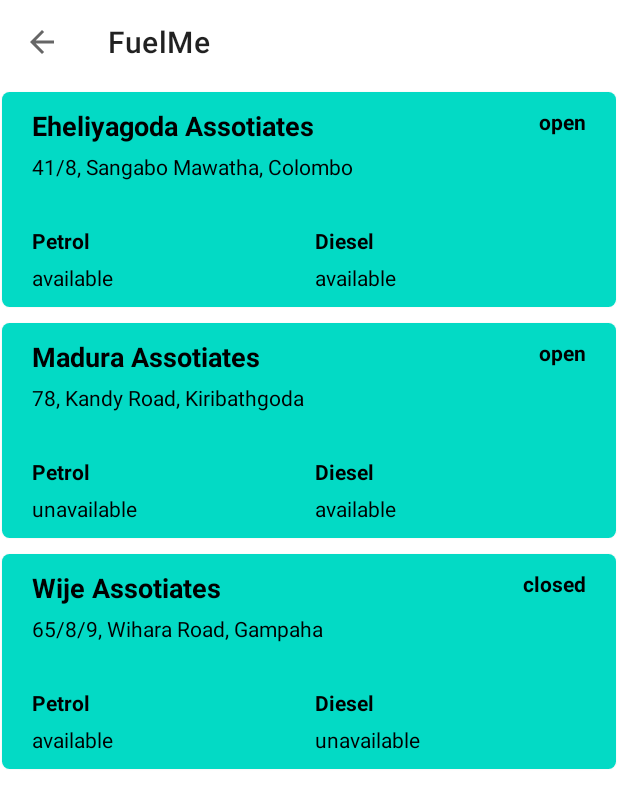
After one commit to paradocx96/FuelMe-App, an Android app: the OwnerStationsActivity screen opened directly, with no data from a screen before it, on a phone screen of 412 x 824 dp. The commit adds this screen. Shown: the top 808 px of the screen. Run offline under Robolectric (Android 15) with nearby library versions, the phone set to English and light mode, and no system bars.

Commit message:
Added viewing all stations owned by a owner

```diff
--- a/app/src/main/java/com/example/fuelme/ui/owner_dashboard_screen/OwnerDashboardActivity.java
+++ b/app/src/main/java/com/example/fuelme/ui/owner_dashboard_screen/OwnerDashboardActivity.java
@@ -45,6 +45,11 @@ public class OwnerDashboardActivity extends AppCompatActivity {
         startActivity(intent);
     }
 
+    public void navigateToViewAllOwnedStations(View view){
+        Intent intent = new Intent(this, OwnerStationsActivity.class);
+        startActivity(intent);
+    }
+
     //method called when toolbar back button is clicked
     @Override
     public boolean onSupportNavigateUp() {
--- /dev/null
+++ b/app/src/main/java/com/example/fuelme/ui/owner_dashboard_screen/OwnerStationsActivity.java
@@ -0,0 +1,77 @@
+package com.example.fuelme.ui.owner_dashboard_screen;
+
+import androidx.appcompat.app.AppCompatActivity;
+import androidx.appcompat.widget.Toolbar;
+import androidx.recyclerview.widget.LinearLayoutManager;
+import androidx.recyclerview.widget.RecyclerView;
+
+import android.os.Bundle;
+
+import com.example.fuelme.R;
+import com.example.fuelme.models.FuelStation;
+import com.example.fuelme.ui.owner_dashboard_screen.adapters.OwnerStationsRecyclerViewAdapter;
+
+import java.util.ArrayList;
+
+public class OwnerStationsActivity extends AppCompatActivity {
+
+    private final String TAG = "demo";
+    ArrayList<FuelStation> fuelStations = new ArrayList<>(); //array list for fuel stations
+
+    @Override
+    protected void onCreate(Bundle savedInstanceState) {
+        super.onCreate(savedInstanceState);
+        setContentView(R.layout.activity_owner_stations);
+
+        //setup the fuel station list
+        setupFuelStations();
+
+        Toolbar toolbar = (Toolbar) findViewById(R.id.owner_stations_toolbar);
+        setSupportActionBar(toolbar);
+        getSupportActionBar().setDisplayHomeAsUpEnabled(true);
+        getSupportActionBar().setDisplayShowHomeEnabled(true);
+
+        //assign recycler view
+        RecyclerView recyclerView = (RecyclerView) findViewById(R.id.recyclerView_ownerStations);
+
+        OwnerStationsRecyclerViewAdapter adapter = new OwnerStationsRecyclerViewAdapter(this, fuelStations);
+        recyclerView.setAdapter(adapter);
+        recyclerView.setLayoutManager(new LinearLayoutManager(this));
+    }
+
+    @Override
+    public boolean onSupportNavigateUp() {
+        onBackPressed();
+        return true;
+    }
+
+    @Override
+    public void onBackPressed() {
+        super.onBackPressed();
+    }
+
+    //method for fetching data and assigning to fuel stations array list
+    public void setupFuelStations(){
+        FuelStation fuelStation1 = new FuelStation("0001","l001" ,"eheliyagoda",
+                "Eheliyagoda Assotiates","41/8, Sangabo Mawatha, Colombo", "01144552",
+                "ehe@gmail.com","ehe.com","open",
+                10, 2, "available", "available",
+                0, 0 );
+
+        FuelStation fuelStation2 = new FuelStation("0002","l089" ,"madura",
+                "Madura Assotiates","78, Kandy Road, Kiribathgoda", "01144552",
+                "madura@gmail.com","madura.com","open",
+                100, 20, "unavailable", "available",
+                0, 0 );
+
+        FuelStation fuelStation3 = new FuelStation("0003","l052" ,"wije",
+                "Wije Assotiates","65/8/9, Wihara Road, Gampaha", "01144552",
+                "wije@gmail.com","wije.com","closed",
+                50, 72, "available", "unavailable",
+                0, 0 );
+
+        fuelStations.add(fuelStation1);
+        fuelStations.add(fuelStation2);
+        fuelStations.add(fuelStation3);
+    }
+}
--- /dev/null
+++ b/app/src/main/java/com/example/fuelme/ui/owner_dashboard_screen/adapters/OwnerStationsRecyclerViewAdapter.java
@@ -0,0 +1,92 @@
+package com.example.fuelme.ui.owner_dashboard_screen.adapters;
+
+import android.content.Context;
+import android.content.Intent;
+import android.util.Log;
+import android.view.LayoutInflater;
+import android.view.View;
+import android.view.ViewGroup;
+import android.widget.TextView;
+
+import androidx.annotation.NonNull;
+import androidx.cardview.widget.CardView;
+import androidx.recyclerview.widget.RecyclerView;
+
+import com.example.fuelme.R;
+import com.example.fuelme.models.FuelStation;
+import com.example.fuelme.ui.mainscreen.StationSingleViewActivity;
+import com.example.fuelme.ui.mainscreen.adapters.AllStationsRecyclerViewAdapter;
+import com.example.fuelme.ui.update_station_screen.UpdateStationActivity;
+
+import java.util.ArrayList;
+
+public class OwnerStationsRecyclerViewAdapter extends RecyclerView.Adapter<OwnerStationsRecyclerViewAdapter.MyViewHolder> {
+
+    Context context;
+    ArrayList<FuelStation> fuelStations = new ArrayList<>();
+    String TAG = "demo";
+
+    public OwnerStationsRecyclerViewAdapter(Context context, ArrayList<FuelStation> fuelStations){
+        this.context = context;
+        this.fuelStations = fuelStations;
+    }
+
+    @NonNull
+    @Override
+    public OwnerStationsRecyclerViewAdapter.MyViewHolder onCreateViewHolder(@NonNull ViewGroup parent, int viewType) {
+        //inflate the layout
+        LayoutInflater inflater  = LayoutInflater.from(context);
+        View view = inflater.inflate(R.layout.owner_stations_recyclerview_row, parent, false);
+
+        return new OwnerStationsRecyclerViewAdapter.MyViewHolder(view);
+    }
+
+    @Override
+    public void onBindViewHolder(@NonNull OwnerStationsRecyclerViewAdapter.MyViewHolder holder, int position) {
+        //get the fuel station for the position
+        FuelStation currentFuelStation = fuelStations.get(position);
+
+        //assigning values to the text views
+        holder.txtViewStationName.setText(fuelStations.get(position).getStationName());
+        holder.txtViewStationAddress.setText(fuelStations.get(position).getStationAddress());
+        holder.txtViewOpenStatus.setText(fuelStations.get(position).getOpenStatus());
+        holder.txtViewPetrolStatus.setText(fuelStations.get(position).getPetrolStatus());
+        holder.txtViewDieselStatus.setText(fuelStations.get(position).getDieselStatus());
+
+        //set onclick listener for card
+        //this navigates to the single view of the fuel station
+        holder.cardView.setOnClickListener(new View.OnClickListener() {
+            @Override
+            public void onClick(View view) {
+                Log.d(TAG, "Card Clicked");
+                Intent intent = new Intent(context, UpdateStationActivity.class);
+                intent.putExtra("selected_fuel_station", currentFuelStation); // put the selected fuel station as an extra into the intent
+                context.startActivity(intent);
+            }
+        });
+    }
+
+    @Override
+    public int getItemCount() {
+        return fuelStations.size();
+    }
+
+    public static class MyViewHolder extends RecyclerView.ViewHolder{
+
+        //the text views in the row
+        TextView txtViewStationName, txtViewStationAddress, txtViewOpenStatus, txtViewPetrolStatus, txtViewDieselStatus;
+        CardView cardView;
+
+        public MyViewHolder(@NonNull View itemView) {
+            super(itemView);
+
+            //assign the views to the layout components
+            txtViewStationName = itemView.findViewById(R.id.txtView_StationName_osrv_row);
+            txtViewStationAddress = itemView.findViewById(R.id.txtView_stationAddress_osrv_row);
+            txtViewOpenStatus = itemView.findViewById(R.id.txtView_stationOpenStatus_osrv_row);
+            txtViewPetrolStatus = itemView.findViewById(R.id.txtView_petrolStatus_osrv_row);
+            txtViewDieselStatus = itemView.findViewById(R.id.txtView_dieselStatus_osrv_row);
+            cardView = itemView.findViewById(R.id.cardView_owner_stations_recycler_view_row);
+        }
+    }
+}
--- a/app/src/main/res/layout/activity_owner_dashboard.xml
+++ b/app/src/main/res/layout/activity_owner_dashboard.xml
@@ -32,6 +32,14 @@
             android:layout_height="wrap_content"
             android:onClick="navigateToUpdateStation"
             android:text="@string/update_station" />
+
+        <Button
+            android:id="@+id/btn_viewAllStations"
+            android:layout_width="match_parent"
+            android:layout_height="wrap_content"
+            android:onClick="navigateToViewAllOwnedStations"
+            android:text="@string/view_all_owned_stations" />
+
     </LinearLayout>
 
 </LinearLayout>
--- /dev/null
+++ b/app/src/main/res/layout/activity_owner_stations.xml
@@ -0,0 +1,36 @@
+<?xml version="1.0" encoding="utf-8"?>
+<androidx.constraintlayout.widget.ConstraintLayout xmlns:android="http://schemas.android.com/apk/res/android"
+    xmlns:app="http://schemas.android.com/apk/res-auto"
+    xmlns:tools="http://schemas.android.com/tools"
+    android:layout_width="match_parent"
+    android:layout_height="match_parent"
+    tools:context=".ui.owner_dashboard_screen.OwnerStationsActivity">
+
+    <androidx.appcompat.widget.Toolbar
+        android:id="@+id/owner_stations_toolbar"
+        android:layout_width="match_parent"
+
+        android:layout_height="wrap_content"
+        app:layout_constraintEnd_toEndOf="parent"
+        app:layout_constraintStart_toStartOf="parent"
+        app:layout_constraintTop_toTopOf="parent" />
+
+    <androidx.constraintlayout.widget.ConstraintLayout
+        android:layout_width="match_parent"
+        android:layout_height="675dp"
+        app:layout_constraintEnd_toEndOf="parent"
+        app:layout_constraintStart_toStartOf="parent"
+        app:layout_constraintTop_toBottomOf="@+id/owner_stations_toolbar">
+
+        <androidx.recyclerview.widget.RecyclerView
+            android:id="@+id/recyclerView_ownerStations"
+            android:layout_width="match_parent"
+            android:layout_height="match_parent"
+            app:layout_constraintBottom_toBottomOf="parent"
+            app:layout_constraintEnd_toEndOf="parent"
+            app:layout_constraintStart_toStartOf="parent"
+            app:layout_constraintTop_toTopOf="parent" />
+    </androidx.constraintlayout.widget.ConstraintLayout>
+
+
+</androidx.constraintlayout.widget.ConstraintLayout>
--- /dev/null
+++ b/app/src/main/res/layout/owner_stations_recyclerview_row.xml
@@ -0,0 +1,107 @@
+<?xml version="1.0" encoding="utf-8"?>
+<androidx.constraintlayout.widget.ConstraintLayout
+    xmlns:android="http://schemas.android.com/apk/res/android"
+    xmlns:app="http://schemas.android.com/apk/res-auto"
+    android:layout_width="match_parent"
+    android:layout_height="wrap_content">
+
+    <androidx.cardview.widget.CardView
+        android:layout_width="409dp"
+        android:layout_height="wrap_content"
+        android:id="@+id/cardView_owner_stations_recycler_view_row"
+        app:layout_constraintBottom_toBottomOf="parent"
+        app:layout_constraintEnd_toEndOf="parent"
+        app:layout_constraintStart_toStartOf="parent"
+        app:layout_constraintTop_toTopOf="parent"
+        android:layout_margin="5dp"
+        android:elevation="10dp"
+        app:cardCornerRadius="5dp"
+        >
+
+        <!--secondary color from theme is used in the background-->
+        <androidx.constraintlayout.widget.ConstraintLayout
+            android:layout_width="match_parent"
+            android:layout_height="match_parent"
+            android:paddingLeft="10dp"
+            android:paddingRight="10dp"
+            android:background="?colorSecondary"
+            >
+
+            <TextView
+                android:id="@+id/txtView_StationName_osrv_row"
+                android:layout_width="wrap_content"
+                android:layout_height="wrap_content"
+                android:layout_marginStart="10dp"
+                android:layout_marginTop="10dp"
+                android:text="@string/sample_station_name"
+                android:textSize="18sp"
+                android:textStyle="bold"
+                app:layout_constraintStart_toStartOf="parent"
+                app:layout_constraintTop_toTopOf="parent" />
+
+            <TextView
+                android:id="@+id/txtView_stationAddress_osrv_row"
+                android:layout_width="wrap_content"
+                android:layout_height="wrap_content"
+                android:layout_marginStart="10dp"
+                android:layout_marginTop="5dp"
+                android:text="@string/sample_station_address"
+                app:layout_constraintStart_toStartOf="parent"
+                app:layout_constraintTop_toBottomOf="@+id/txtView_StationName_osrv_row" />
+
+            <TextView
+                android:id="@+id/txtView_stationOpenStatus_osrv_row"
+                android:layout_width="wrap_content"
+                android:layout_height="wrap_content"
+                android:layout_marginTop="10dp"
+                android:layout_marginEnd="10dp"
+                android:text="@string/open"
+                android:textStyle="bold"
+                app:layout_constraintEnd_toEndOf="parent"
+                app:layout_constraintTop_toTopOf="parent" />
+
+            <TextView
+                android:id="@+id/txtView_petrol_osrv_row"
+                android:layout_width="wrap_content"
+                android:layout_height="wrap_content"
+                android:layout_marginStart="10dp"
+                android:text="@string/petrol"
+                android:textStyle="bold"
+                app:layout_constraintBottom_toBottomOf="@+id/txtView_diesel_osrv_row"
+                app:layout_constraintStart_toStartOf="parent" />
+
+            <TextView
+                android:id="@+id/txtView_petrolStatus_osrv_row"
+                android:layout_width="wrap_content"
+                android:layout_height="wrap_content"
+                android:layout_marginStart="10dp"
+                android:layout_marginTop="5dp"
+                android:layout_marginBottom="10dp"
+                android:text="@string/available"
+                app:layout_constraintBottom_toBottomOf="parent"
+                app:layout_constraintStart_toStartOf="parent"
+                app:layout_constraintTop_toBottomOf="@+id/txtView_petrol_osrv_row" />
+
+            <TextView
+                android:id="@+id/txtView_diesel_osrv_row"
+                android:layout_width="wrap_content"
+                android:layout_height="wrap_content"
+                android:layout_marginStart="150dp"
+                android:layout_marginTop="30dp"
+                android:text="@string/diesel"
+                android:textStyle="bold"
+                app:layout_constraintStart_toEndOf="@+id/txtView_petrol_osrv_row"
+                app:layout_constraintTop_toBottomOf="@+id/txtView_stationAddress_osrv_row" />
+
+            <TextView
+                android:id="@+id/txtView_dieselStatus_osrv_row"
+                android:layout_width="wrap_content"
+                android:layout_height="wrap_content"
+                android:layout_marginTop="5dp"
+                android:text="@string/available"
+                app:layout_constraintStart_toStartOf="@+id/txtView_diesel_osrv_row"
+                app:layout_constraintTop_toBottomOf="@+id/txtView_diesel_osrv_row" />
+        </androidx.constraintlayout.widget.ConstraintLayout>
+    </androidx.cardview.widget.CardView>
+
+</androidx.constraintlayout.widget.ConstraintLayout>
--- a/app/src/main/res/values/strings.xml
+++ b/app/src/main/res/values/strings.xml
@@ -38,4 +38,5 @@
     <string name="mark_petrol_unavailable">Mark Petrol Unavailable</string>
     <string name="mark_diesel_unavailable">Mark Diesel Unavailable</string>
     <string name="close_station">Close the station</string>
+    <string name="view_all_owned_stations">View all your stations</string>
 </resources>
```
Also changed, not shown: app/src/main/AndroidManifest.xml (+7 -0 lines).
